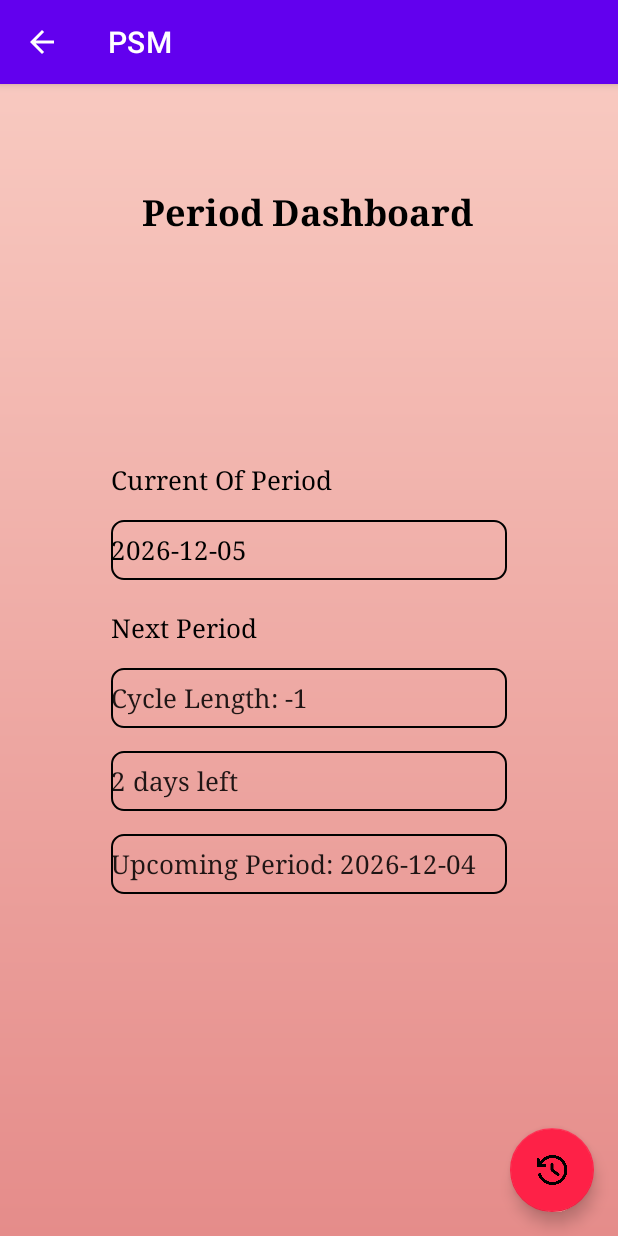
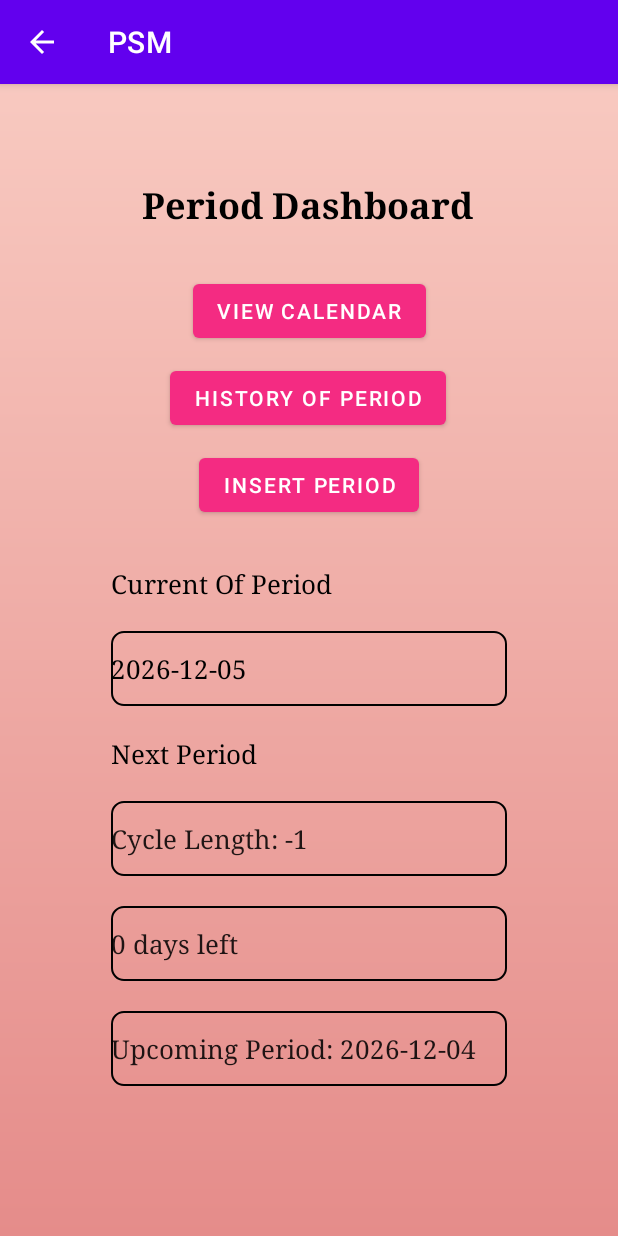
Before and after one commit to NurfaGazman/PSM, an Android app: the PeriodDashboard screen opened directly, with no data from a screen before it, on a phone screen of 412 x 824 dp. Run offline under Robolectric (Android 15) with nearby library versions, the phone set to English and light mode, and no system bars; our stand-ins replace Volley; libraries missing offline, so code that uses them is left out: cn.pedant; network calls fail.

Commit message:
Period dashboard
edit page,function

```diff
--- a/app/src/main/AndroidManifest.xml
+++ b/app/src/main/AndroidManifest.xml
@@ -53,7 +53,7 @@
         <activity
             android:name=".PeriodHome"
             android:exported="false"
-            android:parentActivityName=".Homepage">
+            android:parentActivityName=".PeriodDashboard">
             <meta-data
                 android:name="android.app.lib_name"
                 android:value="" />
--- a/app/src/main/java/com/example/psm/ManagedProfile.java
+++ b/app/src/main/java/com/example/psm/ManagedProfile.java
@@ -48,7 +48,7 @@ public class ManagedProfile extends AppCompatActivity {
         binding = ActivityManagedProfileBinding.inflate(getLayoutInflater());
         setContentView(binding.getRoot());
         getSupportActionBar().setDisplayHomeAsUpEnabled(true); //backbutton
-        binding.btnSave.setBackgroundColor(Color.parseColor("#F42B82"));  //color button
+        binding.btnSave.setBackgroundColor(Color.parseColor("#db5a6b"));  //color button
         requestQueue = Volley.newRequestQueue(getApplicationContext()) ;
 
         swal=new SweetAlert();
--- a/app/src/main/java/com/example/psm/PeriodDashboard.java
+++ b/app/src/main/java/com/example/psm/PeriodDashboard.java
@@ -6,6 +6,7 @@ import androidx.appcompat.app.AppCompatActivity;
 
 import android.app.DatePickerDialog;
 import android.content.Intent;
+import android.graphics.Color;
 import android.os.Bundle;
 import android.view.View;
 import android.widget.CalendarView;
@@ -41,9 +42,14 @@ public class PeriodDashboard extends AppCompatActivity {
         binding = ActivityPeriodDashboardBinding.inflate(getLayoutInflater());
         setContentView(binding.getRoot());
         requestQueue = Volley.newRequestQueue(getApplicationContext()) ;
-        binding.btnHistory.setOnClickListener(this::goToHistory);
+        binding.BtnHistory.setOnClickListener(this::goToHistory);
+        binding.BtnCalendar.setOnClickListener(this::goToPeriod);
+        binding.BtnInsert.setOnClickListener((this::goToInsert));
 
 
+        binding.BtnCalendar.setBackgroundColor(Color.parseColor("#F42B82"));
+        binding.BtnHistory.setBackgroundColor(Color.parseColor("#F42B82"));
+        binding.BtnInsert.setBackgroundColor(Color.parseColor("#F42B82"));
 
         //tambahan predict
         //get current date
@@ -80,7 +86,7 @@ public class PeriodDashboard extends AppCompatActivity {
 
     private int calculateCurrentDayInPeriod(LocalDate currentDate, LocalDate predictedStartDate) {
         // Calculate the number of days between the current date and the predicted start date
-        int currentDayInPeriod = Days.daysBetween(predictedStartDate, currentDate).getDays();
+        int currentDayInPeriod = Days.daysBetween( currentDate , predictedStartDate).getDays();
         // Add 1 to make it 1-based instead of 0-based
         return currentDayInPeriod + 1;
     }
@@ -90,5 +96,14 @@ public class PeriodDashboard extends AppCompatActivity {
         startActivity(intent);
     }
 
+    public void goToPeriod(View view){
+        Intent intent = new Intent(PeriodDashboard.this, PeriodHome.class);  //panggilPage
+        startActivity(intent);
+    }
+
+    public void goToInsert(View view){
+        Intent intent = new Intent(PeriodDashboard.this, InsertPeriod.class);  //panggilPage
+        startActivity(intent);
+    }
 
 }
--- a/app/src/main/java/com/example/psm/PeriodHistory.java
+++ b/app/src/main/java/com/example/psm/PeriodHistory.java
@@ -65,7 +65,7 @@ public class PeriodHistory extends AppCompatActivity {
         token = sharedPreferences.getString("token",null);
 
         period = new Vector<>();
-        binding.btnNewRecord.setOnClickListener(this::goToNewRecord);
+        //binding.btnNewRecord.setOnClickListener(this::goToNewRecord);
 
         periodController = new PeriodController(getLayoutInflater(), period, new PeriodClick() {
             @Override
@@ -86,7 +86,7 @@ public class PeriodHistory extends AppCompatActivity {
         binding.listPeriod.setLayoutManager(new LinearLayoutManager(getApplicationContext()));
 
         //tambahan 16/8
-          binding.btnNewRecord.setOnClickListener(this::goToNewRecord);
+        binding.btnNewRecord.setOnClickListener(this::goToNewRecord);
     }
 
         public void goToNewRecord(View view){
--- a/app/src/main/java/com/example/psm/PeriodHome.java
+++ b/app/src/main/java/com/example/psm/PeriodHome.java
@@ -53,6 +53,7 @@ public class PeriodHome extends AppCompatActivity {
         super.onCreate(savedInstanceState);
         getSupportActionBar().setDisplayHomeAsUpEnabled(true);
         binding = ActivityPeriodHomeBinding.inflate(getLayoutInflater());
+        getSupportActionBar().setDisplayHomeAsUpEnabled(true); //backbutton
         setContentView(binding.getRoot());
 
         SharedPreferences sharedPreferences = getSharedPreferences("PSM" , Context.MODE_PRIVATE);
@@ -63,7 +64,7 @@ public class PeriodHome extends AppCompatActivity {
         swal=new SweetAlert();
         getSupportFragmentManager().beginTransaction().replace(binding.frgSwal.getId(),swal).commit();
         binding.periodLenght.setText("7");
-        binding.cycyleLenght.setText("28");
+        binding.cyclelenght.setText("28");
 
         binding.calendarView.setOnDateLongClickListener(
                 new OnDateLongClickListener() {
--- a/app/src/main/res/layout/activity_managed_profile.xml
+++ b/app/src/main/res/layout/activity_managed_profile.xml
@@ -152,7 +152,6 @@
                 android:layout_width="wrap_content"
                 android:layout_height="wrap_content"
                 android:layout_marginTop="10dp"
-                android:background="@drawable/rounded_corner"
                 android:fontFamily="serif"
                 android:text="Birth Date"
                 android:textColor="#000000"
@@ -206,7 +205,6 @@
                 android:layout_width="wrap_content"
                 android:layout_height="wrap_content"
                 android:layout_marginTop="8dp"
-                android:background="@drawable/rounded_corner"
                 android:fontFamily="serif"
                 android:text="Medical ID"
                 android:textColor="#000000"
--- a/app/src/main/res/layout/activity_period_dashboard.xml
+++ b/app/src/main/res/layout/activity_period_dashboard.xml
@@ -49,7 +49,7 @@
         android:id="@+id/textView30"
         android:layout_width="wrap_content"
         android:layout_height="wrap_content"
-        android:layout_marginTop="30dp"
+        android:layout_marginTop="25dp"
         android:fontFamily="serif-bold"
         android:text="Period Dashboard"
         android:textAlignment="center"
@@ -63,8 +63,8 @@
     <EditText
         android:id="@+id/currentDayDashboard"
         android:layout_width="0dp"
-        android:layout_height="40dp"
-        android:layout_marginTop="15dp"
+        android:layout_height="50dp"
+        android:layout_marginTop="20dp"
         android:background="@drawable/rounded_corner"
         android:ems="10"
         android:fontFamily="serif"
@@ -80,8 +80,8 @@
     <EditText
         android:id="@+id/CurrentPeriodDashboard"
         android:layout_width="0dp"
-        android:layout_height="40dp"
-        android:layout_marginTop="15dp"
+        android:layout_height="50dp"
+        android:layout_marginTop="20dp"
         android:background="@drawable/rounded_corner"
         android:ems="10"
         android:fontFamily="serif"
@@ -98,8 +98,8 @@
     <EditText
         android:id="@+id/UpcomingPeriodDashboard"
         android:layout_width="0dp"
-        android:layout_height="40dp"
-        android:layout_marginTop="15dp"
+        android:layout_height="50dp"
+        android:layout_marginTop="20dp"
         android:background="@drawable/rounded_corner"
         android:ems="10"
         android:fontFamily="serif"
@@ -115,8 +115,8 @@
     <EditText
         android:id="@+id/LengthDashboard"
         android:layout_width="0dp"
-        android:layout_height="40dp"
-        android:layout_marginTop="15dp"
+        android:layout_height="50dp"
+        android:layout_marginTop="20dp"
         android:background="@drawable/rounded_corner"
         android:ems="10"
         android:fontFamily="serif"
@@ -129,32 +129,32 @@
         app:layout_constraintStart_toStartOf="@+id/vh2"
         app:layout_constraintTop_toBottomOf="@+id/textView34" />
 
-    <com.google.android.material.floatingactionbutton.FloatingActionButton
-        android:id="@+id/btnHistory"
-        android:layout_width="wrap_content"
-        android:layout_height="wrap_content"
-        android:layout_gravity="center_horizontal"
-        android:layout_marginEnd="16dp"
-        android:layout_marginBottom="16dp"
-        android:clickable="true"
-        app:backgroundTint="#FE2147"
-        app:layout_constraintBottom_toBottomOf="parent"
-        app:layout_constraintEnd_toEndOf="parent"
-        app:srcCompat="@drawable/loop" />
+<!--    <com.google.android.material.floatingactionbutton.FloatingActionButton-->
+<!--        android:id="@+id/btnHistory"-->
+<!--        android:layout_width="wrap_content"-->
+<!--        android:layout_height="wrap_content"-->
+<!--        android:layout_gravity="center_horizontal"-->
+<!--        android:layout_marginEnd="16dp"-->
+<!--        android:layout_marginBottom="16dp"-->
+<!--        android:clickable="true"-->
+<!--        app:backgroundTint="#FE2147"-->
+<!--        app:layout_constraintBottom_toBottomOf="parent"-->
+<!--        app:layout_constraintEnd_toEndOf="parent"-->
+<!--        app:srcCompat="@drawable/loop" />-->
 
     <TextView
         android:id="@+id/textView32"
         android:layout_width="0dp"
         android:layout_height="wrap_content"
-        android:layout_marginTop="150dp"
+        android:layout_marginTop="30dp"
         android:fontFamily="serif"
         android:text="Current Of Period"
         android:textColor="#000000"
         android:textSize="17sp"
         app:layout_constraintEnd_toStartOf="@+id/vh1"
-        app:layout_constraintHorizontal_bias="0.0"
+        app:layout_constraintHorizontal_bias="1.0"
         app:layout_constraintStart_toStartOf="@+id/vh2"
-        app:layout_constraintTop_toBottomOf="@+id/textView30" />
+        app:layout_constraintTop_toBottomOf="@+id/BtnInsert" />
 
     <TextView
         android:id="@+id/textView34"
@@ -170,4 +170,35 @@
         app:layout_constraintStart_toStartOf="@+id/vh2"
         app:layout_constraintTop_toBottomOf="@+id/CurrentPeriodDashboard" />
 
+    <Button
+        android:id="@+id/BtnCalendar"
+        android:layout_width="wrap_content"
+        android:layout_height="wrap_content"
+        android:layout_marginTop="30dp"
+        android:text="View Calendar"
+        app:layout_constraintEnd_toStartOf="@+id/vh1"
+        app:layout_constraintStart_toStartOf="@+id/vh2"
+        app:layout_constraintTop_toBottomOf="@+id/textView30" />
+
+    <Button
+        android:id="@+id/BtnHistory"
+        android:layout_width="wrap_content"
+        android:layout_height="wrap_content"
+        android:layout_marginTop="10dp"
+        android:text="History Of Period"
+        app:layout_constraintEnd_toStartOf="@+id/vh1"
+        app:layout_constraintHorizontal_bias="0.494"
+        app:layout_constraintStart_toStartOf="@+id/vh2"
+        app:layout_constraintTop_toBottomOf="@+id/BtnCalendar" />
+
+    <Button
+        android:id="@+id/BtnInsert"
+        android:layout_width="wrap_content"
+        android:layout_height="wrap_content"
+        android:layout_marginTop="10dp"
+        android:text="Insert Period"
+        app:layout_constraintEnd_toStartOf="@+id/vh1"
+        app:layout_constraintStart_toStartOf="@+id/vh2"
+        app:layout_constraintTop_toBottomOf="@+id/BtnHistory" />
+
 </androidx.constraintlayout.widget.ConstraintLayout>
```
Also changed, not shown: app/src/main/res/layout/activity_period_history.xml (+8 -15 lines), app/src/main/res/layout/activity_period_home.xml (+6 -3 lines), app/src/main/res/layout/activity_period_page.xml (added, +121 -0 lines), app/src/main/res/layout/activity_self_learn.xml (+16 -55 lines).
